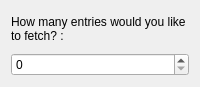
Above: src/entriescountdialogbase.ui from mtux/bilbo before the change. Below: the same form after it.
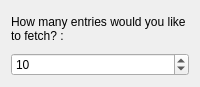
That is the form after the change. Custom widgets are drawn as their Qt base class.

The edit to the form file:
```diff
--- a/src/entriescountdialogbase.ui
+++ b/src/entriescountdialogbase.ui
@@ -24,7 +24,11 @@
     </widget>
    </item>
    <item row="1" column="0" >
-    <widget class="KIntSpinBox" name="spinCount" />
+    <widget class="KIntSpinBox" name="spinCount" >
+     <property name="value" >
+      <number>10</number>
+     </property>
+    </widget>
    </item>
   </layout>
  </widget>
```
